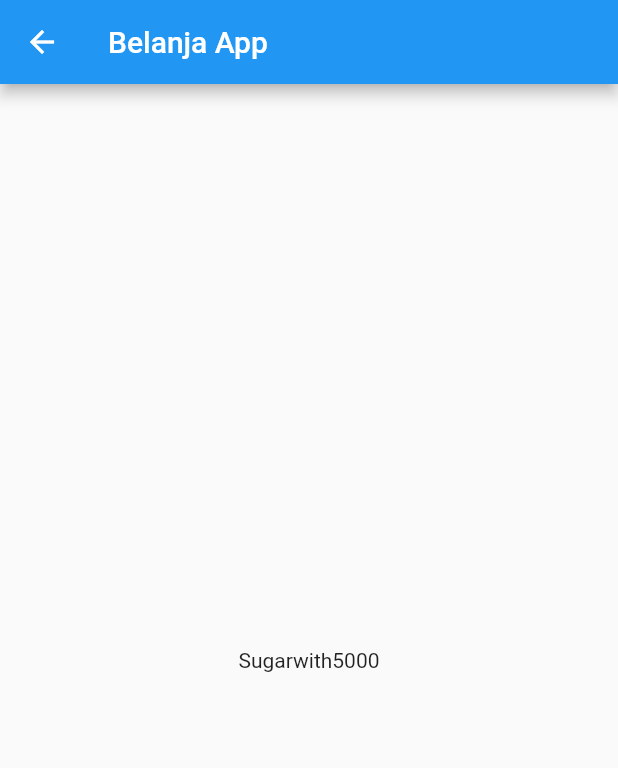
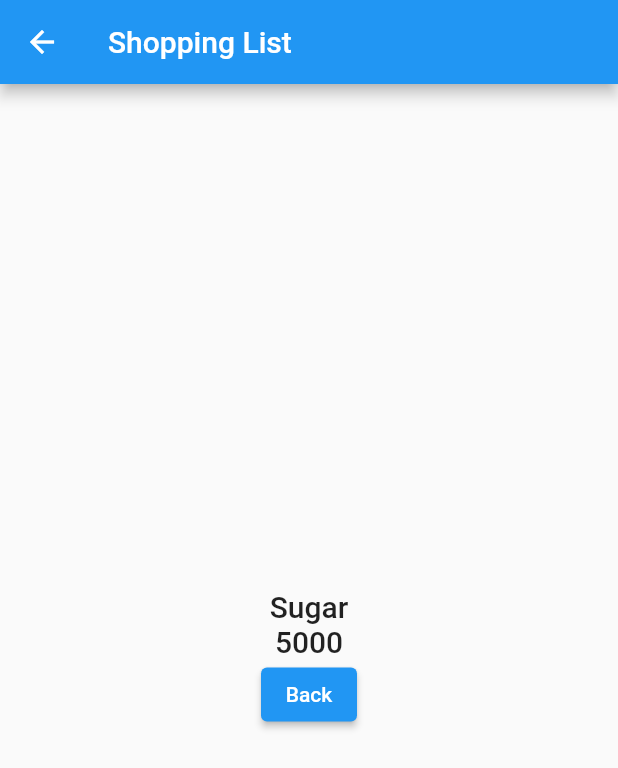
Before and after one commit to ardhityap21/flutter_belanja, a Flutter app: the screen it shows after launch, after a tap on "Sugar", on a phone screen of 412 x 824 dp. Shown: the top 768 px of the screen. Run offline on Flutter 3.47's test engine with Material 2 defaults, Android fonts, the phone set to English and light mode, and no system bars.

Commit message:
flutter_belanja2

```diff
--- a/lib/main.dart
+++ b/lib/main.dart
@@ -1,17 +1,13 @@
 import 'package:flutter/material.dart';
-
-import 'package:belanja_flutter/pages/home_page.dart';
+import 'package:flutter_belanja/pages/home_pages.dart';
 import 'package:flutter_belanja/pages/item-pages.dart';
-
-import 'pages/home_pages.dart';
 
 void main() {
   runApp(MaterialApp(
     initialRoute: '/',
     routes: {
-      ItemPage.routeName: (context) => const ItemPage(),
       '/': (context) => HomePage(),
-      // '/item': (context) => ItemPage(),
+      '/item': (context) => const ItemPage(),
     },
   ));
 }
--- a/lib/pages/home_pages.dart
+++ b/lib/pages/home_pages.dart
@@ -1,25 +1,18 @@
 import 'package:flutter/material.dart';
-import 'package:belanja_flutter/pages/item_page.dart';
 import 'package:flutter_belanja/models/item.dart';
-import 'package:flutter_belanja/pages/item-pages.dart';
 
 class HomePage extends StatelessWidget {
+  HomePage({Key? key}) : super(key: key);
   final List<Item> items = [
     Item(name: 'Sugar', price: 5000),
-    Item(name: 'Salt', price: 2000),
-    Item(name: 'pepper', price: 7000),
-    Item(name: 'Onion', price: 10000),
-    Item(name: 'Potato', price: 13000),
+    Item(name: 'Salt', price: 2000)
   ];
-
-  HomePage({Key? key}) : super(key: key);
-  // throw UnimplementedError();
 
   @override
   Widget build(BuildContext context) {
     return Scaffold(
       appBar: AppBar(
-        title: const Text('Belanja App'),
+        title: const Text('Shopping List'),
       ),
       body: Container(
         margin: const EdgeInsets.all(8),
@@ -30,17 +23,14 @@ class HomePage extends StatelessWidget {
             final item = items[index];
             return InkWell(
               onTap: () {
-                Navigator.pushNamed(context, ItemPage.routeName,
-                    arguments: item);
+                Navigator.pushNamed(context, '/item', arguments: item);
               },
               child: Card(
                 child: Container(
                   margin: const EdgeInsets.all(8),
                   child: Row(
                     children: [
-                      Expanded(
-                        child: Text(item.name),
-                      ),
+                      Expanded(child: Text(item.name)),
                       Expanded(
                         child: Text(
                           item.price.toString(),
--- a/lib/pages/item-pages.dart
+++ b/lib/pages/item-pages.dart
@@ -1,22 +1,41 @@
 import 'package:flutter/material.dart';
-import 'package:belanja_flutter/models/item.dart';
 import 'package:flutter_belanja/models/item.dart';
 
 class ItemPage extends StatelessWidget {
   const ItemPage({Key? key}) : super(key: key);
 
-  static const routeName = '/extractArguments';
-
   @override
   Widget build(BuildContext context) {
     final Item itemArgs = ModalRoute.of(context)!.settings.arguments as Item;
-
     return Scaffold(
       appBar: AppBar(
-        title: const Text('Belanja App'),
+        title: const Text('Shopping List'),
       ),
-      body: Center(
-        child: Text(itemArgs.name + 'with' + itemArgs.price.toString()),
+      body: Container(
+        margin: const EdgeInsets.all(8),
+        child: Column(
+          mainAxisAlignment: MainAxisAlignment.center,
+          children: [
+            Center(
+              child: Text(
+                itemArgs.name,
+                style: Theme.of(context).textTheme.headline6,
+              ),
+            ),
+            Center(
+              child: Text(
+                itemArgs.price.toString(),
+                style: Theme.of(context).textTheme.headline6,
+              ),
+            ),
+            ElevatedButton(
+              child: const Text('Back'),
+              onPressed: () {
+                Navigator.pop(context);
+              },
+            ),
+          ],
+        ),
       ),
     );
   }
```
